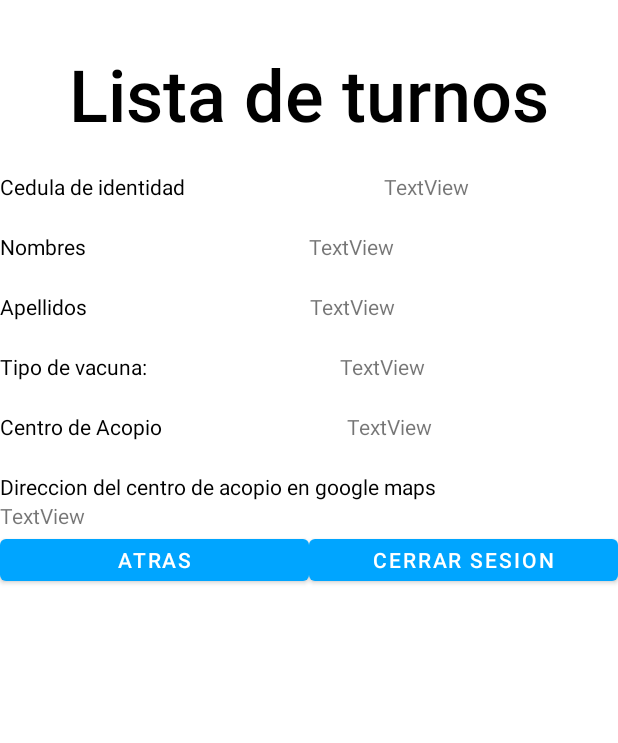
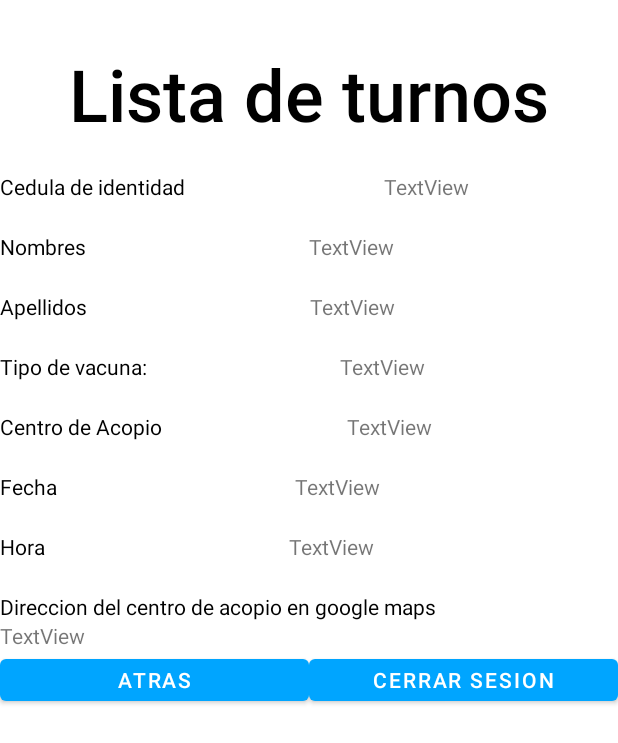
Before and after one commit to chrisbermeo/ProyectoVacunas, an Android app: the layout activity_listado_turnos.xml on its own in the app's theme, with its tools: preview values and no code run, on a phone screen of 412 x 824 dp. Shown: the top 743 px of the screen. Run offline under Robolectric (Android 15) with nearby library versions, the light colour scheme and no system bars.

Commit message:
Agregando fecha y hora en la base de datos

```diff
--- a/ProyectoVacunas/app/src/main/java/com/example/proyectovacunas/MainActivity.kt
+++ b/ProyectoVacunas/app/src/main/java/com/example/proyectovacunas/MainActivity.kt
@@ -81,7 +81,7 @@ class MainActivity : AppCompatActivity() {
     }
 
     fun consultarUsuarios(){
-        val admin = UserSqliteOpenHelper(this, "BD_usuarios", null, 1)
+        val admin = UserSqliteOpenHelper(this, "Bd_usuarios", null, 1)
         val bd = admin.writableDatabase
         val fila = bd.rawQuery("SELECT id_usuario, correo, password FROM usuario", null)
         while(fila.moveToNext()){
--- a/ProyectoVacunas/app/src/main/java/com/example/proyectovacunas/Registrarse.kt
+++ b/ProyectoVacunas/app/src/main/java/com/example/proyectovacunas/Registrarse.kt
@@ -72,7 +72,7 @@ class Registrarse : AppCompatActivity() {
                 Toast.makeText(this, "Por favor llenar todos los campos", Toast.LENGTH_SHORT).show()
 
             }else if (txtCedula.text.toString().length>=11 || txtCedula.text.toString().length<=9  ){
-                Toast.makeText(this, "Por favor ;a cedula consta de 10 digitos", Toast.LENGTH_SHORT).show()
+                Toast.makeText(this, "Por favor la cedula consta de 10 digitos", Toast.LENGTH_SHORT).show()
             }else{
                     FirebaseAuth.getInstance().createUserWithEmailAndPassword(txtCorreo.text.toString(),
                             txtPassword.text.toString()).addOnCompleteListener{
@@ -118,7 +118,7 @@ class Registrarse : AppCompatActivity() {
     }
 
     fun addUsuario(){
-        val admin = UserSqliteOpenHelper(this, "BD_usuarios", null, 1)
+        val admin = UserSqliteOpenHelper(this, "Bd_usuarios", null, 1)
         val bd = admin.writableDatabase
         val user = ContentValues()
         user.put("cedula", txtCedula.getText().toString())
--- a/ProyectoVacunas/app/src/main/java/com/example/proyectovacunas/UserSqliteOpenHelper.kt
+++ b/ProyectoVacunas/app/src/main/java/com/example/proyectovacunas/UserSqliteOpenHelper.kt
@@ -8,10 +8,9 @@ class UserSqliteOpenHelper(context: Context, name: String, factory: SQLiteDataba
 
     override fun onCreate(db: SQLiteDatabase) {
         db.execSQL( "CREATE TABLE usuario(id_usuario integer primary key autoincrement, cedula text, nombre text, apellido text, fechaNacimiento text, correo text, password text)")
-        db.execSQL( "CREATE TABLE turno(id_turno integer primary key autoincrement, fk_id_usuario integer references usuario(id_usuario), tipo_vacuna text, centro_acopio text, url_maps text)")
+        db.execSQL( "CREATE TABLE turno(id_turno integer primary key autoincrement, fk_id_usuario integer references usuario(id_usuario), tipo_vacuna text, centro_acopio text, url_maps text, fecha text, hora text )")
     }
 
     override fun onUpgrade(db: SQLiteDatabase?, oldVersion: Int, newVersion: Int) {
-
     }
 }
--- a/ProyectoVacunas/app/src/main/res/layout/activity_generacion_turnos.xml
+++ b/ProyectoVacunas/app/src/main/res/layout/activity_generacion_turnos.xml
@@ -75,7 +75,7 @@
         <EditText
             android:id="@+id/txt_Fecha"
             android:layout_width="wrap_content"
-            android:layout_height="37dp"
+            android:layout_height="wrap_content"
             android:ems="10"
             android:hint="Fecha"
             android:inputType="textPersonName" />
@@ -89,7 +89,7 @@
         <EditText
             android:id="@+id/txt_hora"
             android:layout_width="wrap_content"
-            android:layout_height="37dp"
+            android:layout_height="wrap_content"
             android:ems="10"
             android:hint="Hora"
             android:inputType="textPersonName" />
--- a/ProyectoVacunas/app/src/main/res/layout/activity_listado_turnos.xml
+++ b/ProyectoVacunas/app/src/main/res/layout/activity_listado_turnos.xml
@@ -147,7 +147,58 @@
                 android:text="TextView" />
         </LinearLayout>
     </LinearLayout>
+    <LinearLayout
+        android:layout_width="match_parent"
+        android:layout_height="40dp"
+        android:orientation="vertical">
 
+        <LinearLayout
+            android:layout_width="match_parent"
+            android:layout_height="match_parent"
+            android:orientation="horizontal">
+
+            <TextView
+                android:id="@+id/textView22"
+                android:layout_width="wrap_content"
+                android:layout_height="wrap_content"
+                android:layout_weight="1"
+                android:textColor="@color/black"
+                android:text="Fecha" />
+
+            <TextView
+                android:id="@+id/txtFechaTurno"
+                android:layout_width="wrap_content"
+                android:layout_height="wrap_content"
+                android:layout_weight="1"
+                android:text="TextView" />
+        </LinearLayout>
+    </LinearLayout>
+    <LinearLayout
+        android:layout_width="match_parent"
+        android:layout_height="40dp"
+        android:orientation="vertical">
+
+        <LinearLayout
+            android:layout_width="match_parent"
+            android:layout_height="match_parent"
+            android:orientation="horizontal">
+
+            <TextView
+                android:id="@+id/textView24"
+                android:layout_width="wrap_content"
+                android:layout_height="wrap_content"
+                android:layout_weight="1"
+                android:textColor="@color/black"
+                android:text="Hora" />
+
+            <TextView
+                android:id="@+id/txtHoraTurno"
+                android:layout_width="wrap_content"
+                android:layout_height="wrap_content"
+                android:layout_weight="1"
+                android:text="TextView" />
+        </LinearLayout>
+    </LinearLayout>
     <LinearLayout
         android:layout_width="match_parent"
         android:layout_height="300dp"
```
Also changed, not shown: ProyectoVacunas/app/src/main/java/com/example/proyectovacunas/GeneracionTurnos.kt (+30 -4 lines), ProyectoVacunas/app/src/main/java/com/example/proyectovacunas/ListadoTurnos.kt (+10 -3 lines).
